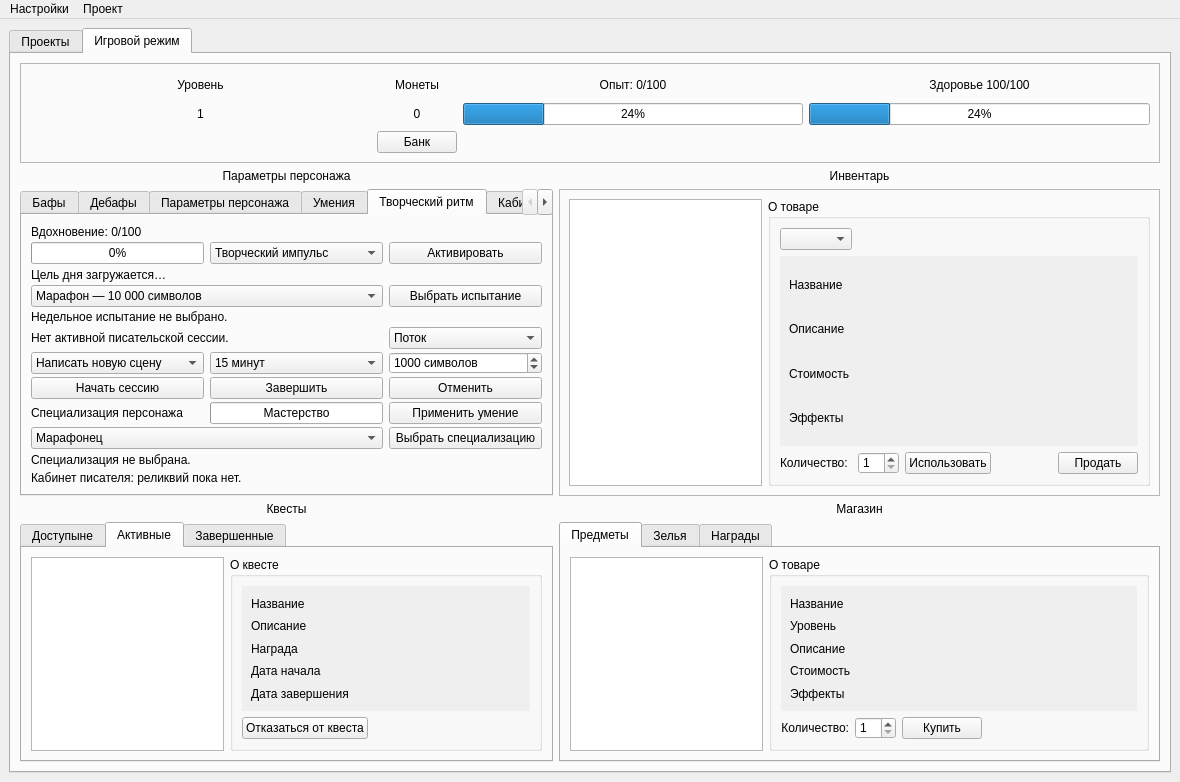
The window that UI template/main_window.ui (nevskyforever/nfprogress) describes before a commit, drawn with Qt 5.
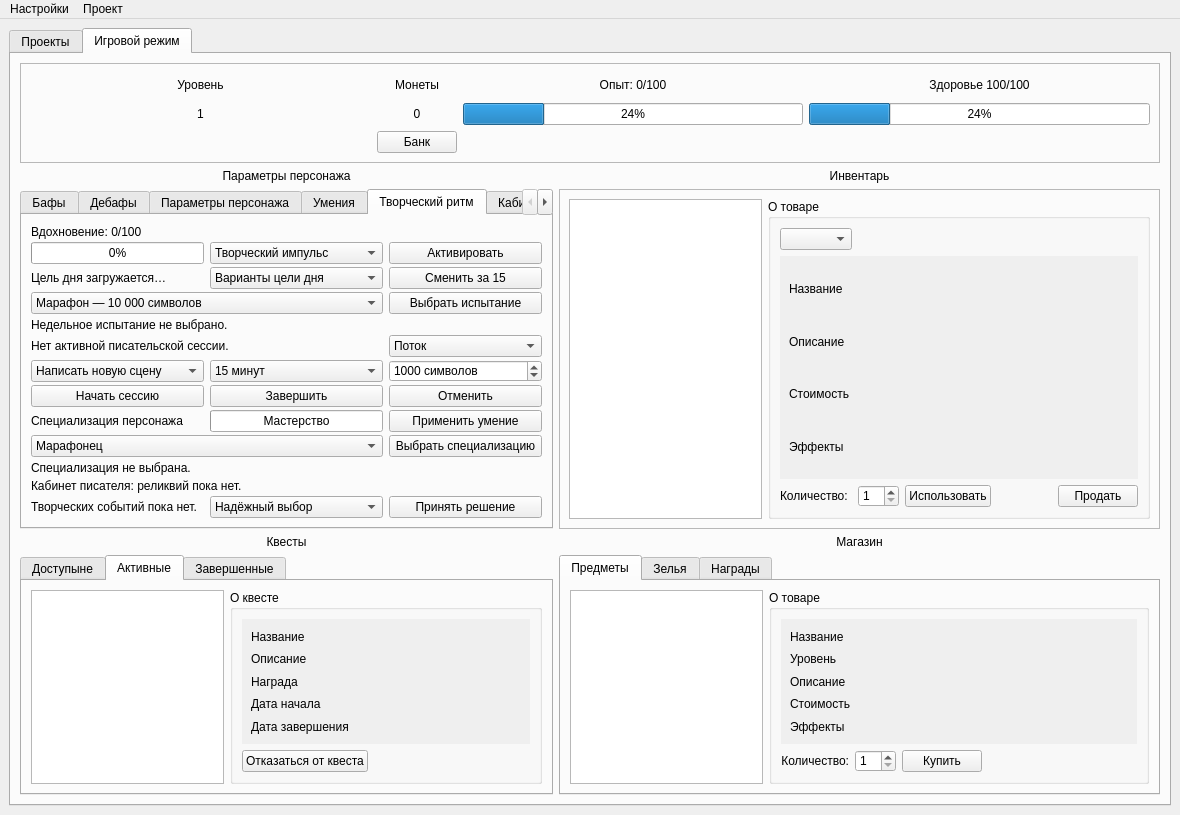
The same window after the commit. The open tabs and pages were chosen to show the change.

Commit message:
feat(game): добавить динамические цели и события
Творческий ритм предлагает три ежедневные цели разного типа и сложности, позволяет сменить выбор за вдохновение и учитывает текстовые, сессионные и редакторские действия.

После серии продуктивных записей появляется немодальное творческое событие с безопасным и рискованным исходом. Добавлены совместимая миграция состояния, локализованный интерфейс, документация расширения и тесты наград, выбора и событий.

The edit to the form file:
```diff
--- a/UI template/main_window.ui
+++ b/UI template/main_window.ui
@@ -2920,12 +2920,24 @@
               <property name="text"><string>Активировать</string></property>
              </widget>
             </item>
-            <item row="2" column="0" colspan="3">
+            <item row="2" column="0">
              <widget class="QLabel" name="daily_challenge_status">
               <property name="text"><string>Цель дня загружается…</string></property>
               <property name="wordWrap"><bool>true</bool></property>
              </widget>
             </item>
+            <item row="2" column="1">
+             <widget class="QComboBox" name="daily_challenge_combo">
+              <property name="maximumSize"><size><width>16777215</width><height>24</height></size></property>
+              <item><property name="text"><string>Варианты цели дня</string></property></item>
+             </widget>
+            </item>
+            <item row="2" column="2">
+             <widget class="QPushButton" name="change_daily_challenge_button">
+              <property name="maximumSize"><size><width>16777215</width><height>24</height></size></property>
+              <property name="text"><string>Сменить за 15</string></property>
+             </widget>
+            </item>
             <item row="3" column="0" colspan="2">
              <widget class="QComboBox" name="weekly_challenge_combo">
               <item><property name="text"><string>Марафон — 10 000 символов</string></property></item>
@@ -3045,6 +3057,25 @@
               <property name="wordWrap"><bool>true</bool></property>
              </widget>
             </item>
+            <item row="12" column="0">
+             <widget class="QLabel" name="creative_event_status">
+              <property name="text"><string>Творческих событий пока нет.</string></property>
+              <property name="wordWrap"><bool>true</bool></property>
+             </widget>
+            </item>
+            <item row="12" column="1">
+             <widget class="QComboBox" name="creative_event_choice_combo">
+              <property name="maximumSize"><size><width>16777215</width><height>24</height></size></property>
+              <item><property name="text"><string>Надёжный выбор</string></property></item>
+              <item><property name="text"><string>Рискнуть</string></property></item>
+             </widget>
+            </item>
+            <item row="12" column="2">
+             <widget class="QPushButton" name="resolve_creative_event_button">
+              <property name="maximumSize"><size><width>16777215</width><height>24</height></size></property>
+              <property name="text"><string>Принять решение</string></property>
+             </widget>
+            </item>
            </layout>
           </widget>
           <widget class="QWidget" name="cabinet_tab">
```
The commit also changes 6 other files.
